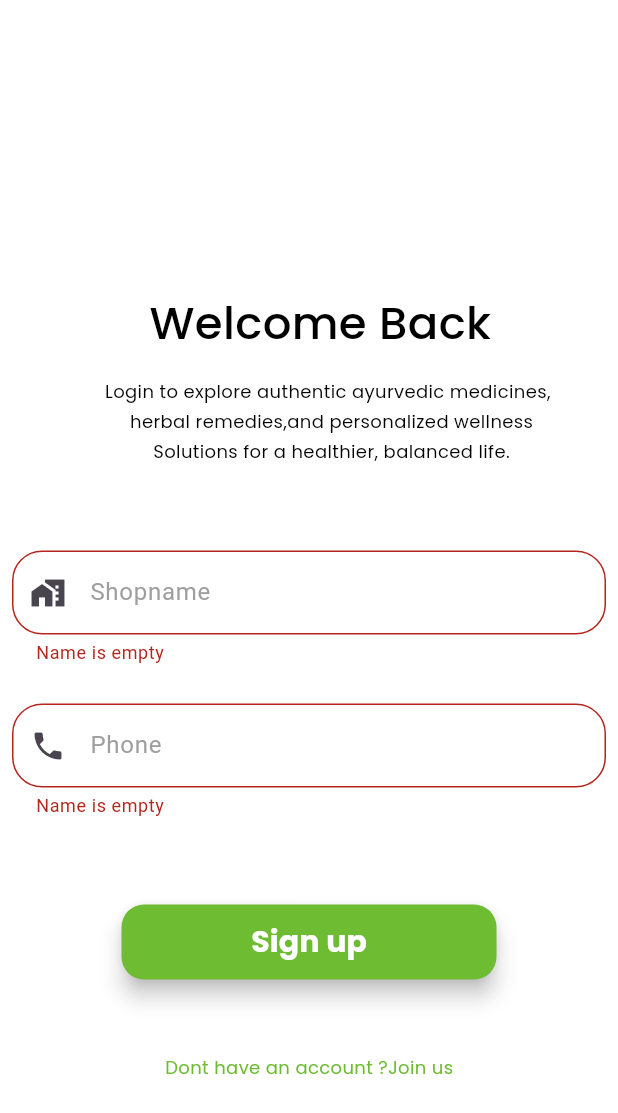
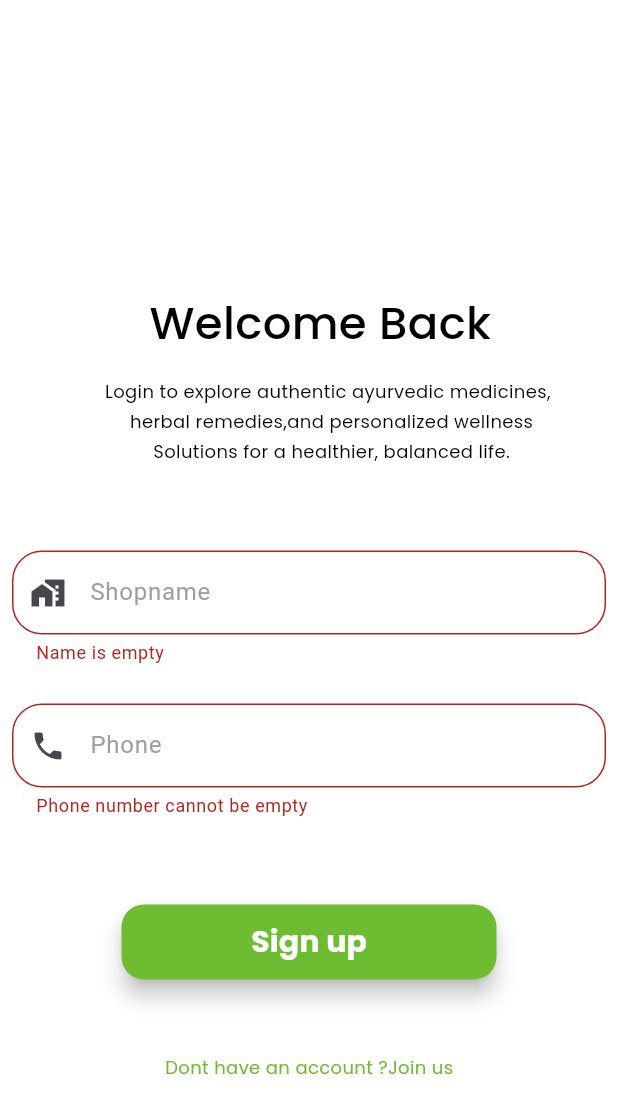
Before and after one commit to anshaanilkumar/btob, a Flutter app: the Login screen opened directly, after a tap on "Sign up", on a phone screen of 412 x 824 dp. Shown: the top 1113 px of the screen. Run offline on Flutter 3.47's test engine with Material 3 defaults, Android fonts, the phone set to English and light mode, and no system bars; our stand-ins replace google_fonts, smooth_page_indicator.

Commit message:
login updates

```diff
--- a/lib/front/login.dart
+++ b/lib/front/login.dart
@@ -143,12 +143,16 @@ class _LoginState extends State<Login> {
                               ),
                             ),
                             validator: (String? value) {
-                              if (value!.length == 0) {
-                                return "Name is empty";
+                              if (value == null || value.trim().isEmpty) {
+                                return "Phone number cannot be empty";
                               }
-                              if (value.contains("@")) {
-                                return "it is not a valid name";
+                              if (!RegExp(r"^\d+$").hasMatch(value)) {
+                                return "Phone number must contain only digits";
                               }
+                              if (value.length != 10) {
+                                return "Phone number must be 10 digits long";
+                              }
+                              return null;
                             },
                           ),
                         ],
```
